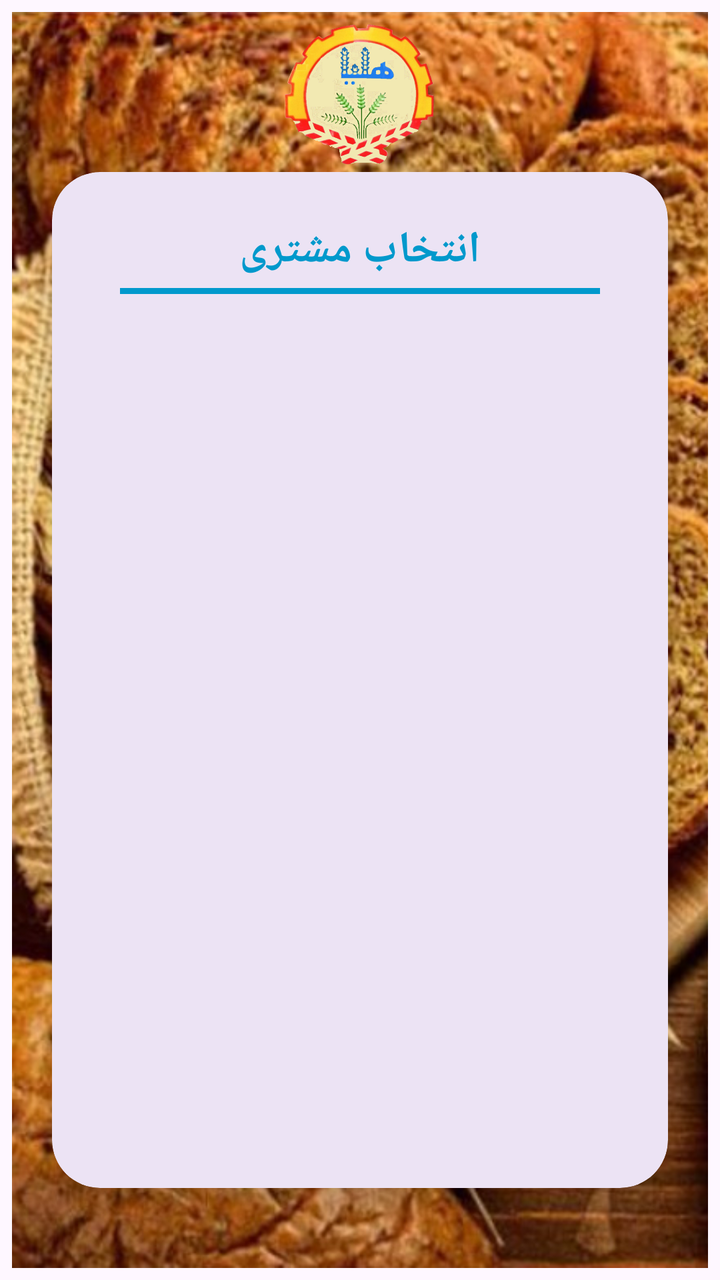
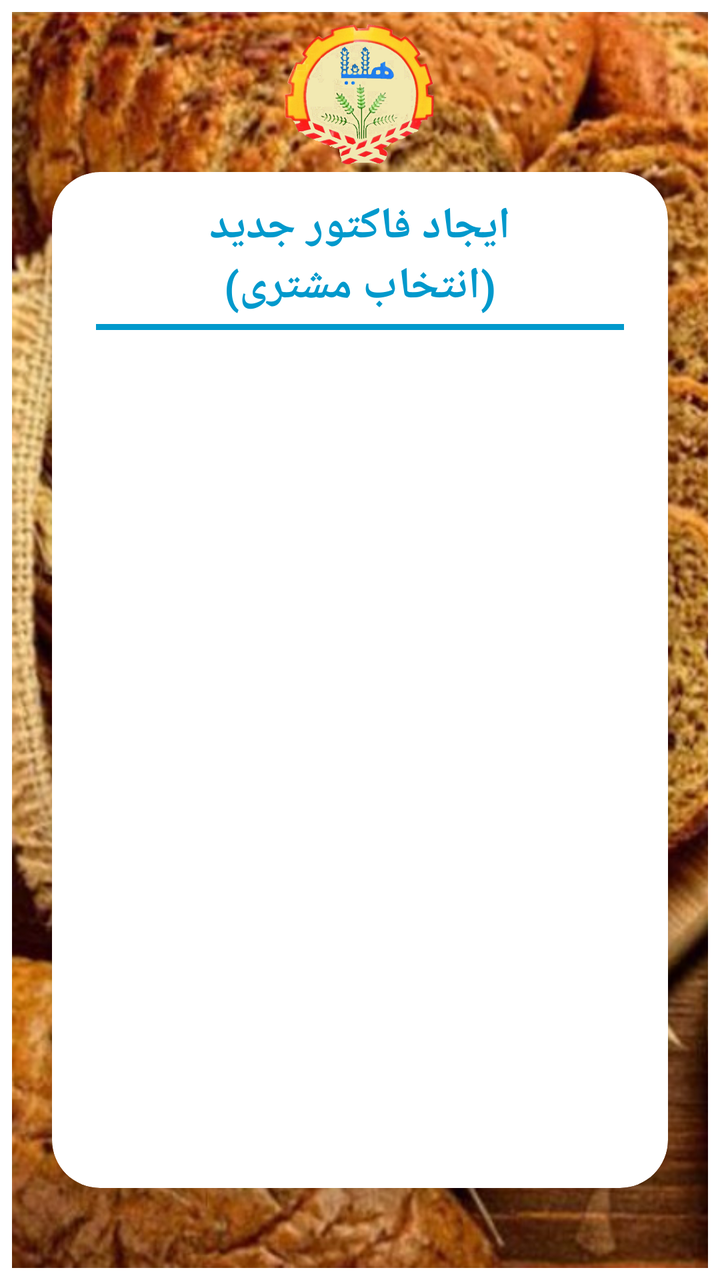

The first picture is an Android layout as it rendered before a commit; the second is the same layout after the commit. The layout source and the unified diff follow.
<!-- AndroidManifest.xml: application theme Theme.Helia -->
<!-- res/layout/activity_customer.xml -->
<?xml version="1.0" encoding="utf-8"?>
<ScrollView xmlns:android="http://schemas.android.com/apk/res/android"
    xmlns:app="http://schemas.android.com/apk/res-auto"
    xmlns:tools="http://schemas.android.com/tools"
    android:id="@+id/main"
    android:layout_width="match_parent"
    android:layout_height="match_parent"
    android:fillViewport="true">

    <androidx.constraintlayout.widget.ConstraintLayout
        android:layout_width="match_parent"
        android:layout_height="match_parent"
        android:padding="6dp">
        
        <ImageView
            android:id="@+id/ivBackground"
            android:layout_width="0dp"
            android:layout_height="0dp"
            android:scaleType="centerCrop"
            android:src="@drawable/h62"
            app:layout_constraintBottom_toBottomOf="parent"
            app:layout_constraintEnd_toEndOf="parent"
            app:layout_constraintStart_toStartOf="parent"
            app:layout_constraintTop_toTopOf="parent" />

        <ImageView
            android:id="@+id/ivLogo"
            android:layout_width="80dp"
            android:layout_height="80dp"
            android:layout_marginBottom="24dp"
            android:src="@drawable/helia2"
            app:layout_constraintTop_toTopOf="@id/ivBackground"
            app:layout_constraintEnd_toEndOf="parent"
            app:layout_constraintStart_toStartOf="parent"
            />

        
        <com.google.android.material.card.MaterialCardView
            android:id="@+id/cardContainer"
            android:layout_width="match_parent"
            android:layout_height="0dp"
            android:layout_marginLeft="20dp"
            android:layout_marginRight="20dp"
            android:layout_marginTop="80dp"
            android:layout_marginBottom="40dp"
            app:cardCornerRadius="24dp"
            app:cardElevation="8dp"
            app:layout_constraintStart_toStartOf="@+id/ivBackground"
            app:layout_constraintTop_toTopOf="@id/ivBackground"
            app:layout_constraintBottom_toBottomOf="@id/ivBackground"
            app:strokeWidth="0dp"
            >

            <LinearLayout
                android:layout_width="match_parent"
                android:layout_height="match_parent"
                android:orientation="vertical"
                android:padding="24dp">

                <TextView
                    android:layout_width="wrap_content"
                    android:layout_height="wrap_content"
                    android:layout_gravity="center"
                    android:text="انتخاب مشتری"
                    android:textColor="#0099CC"
                    android:textSize="22sp"
                    android:textStyle="bold" />


                <View
                    android:layout_width="wrap_content"
                    android:layout_height="3dp"
                    android:layout_gravity="center"
                    android:layout_marginLeft="10dp"
                    android:layout_marginTop="4dp"
                    android:layout_marginRight="10dp"
                    android:layout_marginBottom="4dp"
                    android:background="#0099CC" />


                <androidx.recyclerview.widget.RecyclerView
                    android:id="@+id/rvCustomers"
                    android:layout_width="match_parent"
                    android:layout_height="match_parent" />

            </LinearLayout>

        </com.google.android.material.card.MaterialCardView>
    </androidx.constraintlayout.widget.ConstraintLayout>
</ScrollView>
<!-- resources referenced by this layout -->
<resources>
  <!-- drawable h62: jpg bitmap (drawable, 373856 bytes) -->
  <!-- drawable helia2: png bitmap (drawable, 226367 bytes) -->
  <style name="Theme.Helia" parent="Base.Theme.Helia" />
  <style name="Base.Theme.Helia" parent="Theme.Material3.DayNight.NoActionBar">
          
          
      </style>
</resources>

<!-- the commit's change to res/layout/activity_customer.xml (unified diff, before → after) -->
@@ -55,13 +55,22 @@
                 android:layout_width="match_parent"
                 android:layout_height="match_parent"
                 android:orientation="vertical"
-                android:padding="24dp">
+                android:padding="12dp">
 
                 <TextView
                     android:layout_width="wrap_content"
                     android:layout_height="wrap_content"
                     android:layout_gravity="center"
-                    android:text="انتخاب مشتری"
+                    android:text="ایجاد فاکتور جدید"
+                    android:textColor="#0099CC"
+                    android:textSize="22sp"
+                    android:textStyle="bold" />
+
+                <TextView
+                    android:layout_width="wrap_content"
+                    android:layout_height="wrap_content"
+                    android:layout_gravity="center"
+                    android:text="(انتخاب مشتری)"
                     android:textColor="#0099CC"
                     android:textSize="22sp"
                     android:textStyle="bold" />
<!-- resource entries referenced after the edit -->
@@ -2,10 +2,14 @@
 <resources>
   <!-- drawable h62: jpg bitmap (drawable, 373856 bytes) -->
   <!-- drawable helia2: png bitmap (drawable, 226367 bytes) -->
-  <style name="Theme.Helia" parent="Base.Theme.Helia" />
-  <style name="Base.Theme.Helia" parent="Theme.Material3.DayNight.NoActionBar">
-          
-          
+  <style name="Theme.Helia" parent="Theme.MaterialComponents.DayNight.NoActionBar">
+  
+          <item name="android:statusBarColor">@android:color/white</item>
+          <item name="android:navigationBarColor">@android:color/white</item>
+  
+          <item name="android:windowLightStatusBar">true</item>
+          <item name="android:windowLightNavigationBar">true</item>
+  
       </style>
 </resources>
 
